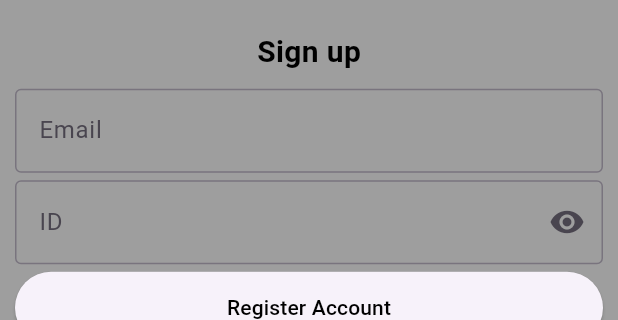
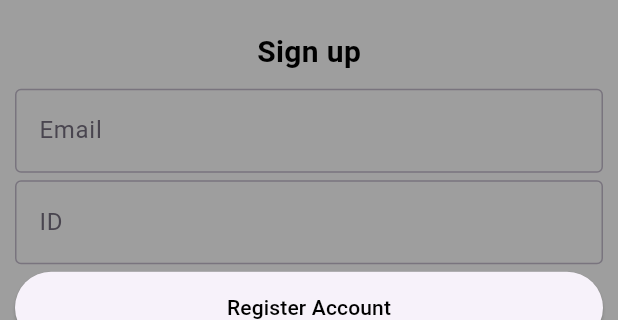
Before and after one commit to ZeekHoft/Student-Compas, a Flutter app: the screen it shows after launch, after a tap on "Register", on a phone screen of 412 x 824 dp, the part 464-784 px from its top. Run offline on Flutter 3.47's test engine with Material 3 defaults, Android fonts, the phone set to English and light mode, and no system bars; our stand-ins replace firebase_auth, firebase_core, firebase_remote_config, flutter_secure_storage, timeline_tile; missing offline and left inert: onesignal_flutter; accounts and stored records are empty.

Commit message:
changed the format in the calendar, made the imgs bigger in action button, took away the visibility in id number an added recognition in the homepage for cs compass and ternary vanguard as well as the name to Compass not compass

```diff
--- a/lib/controllers/actionbuttons.dart
+++ b/lib/controllers/actionbuttons.dart
@@ -28,7 +28,7 @@ class ActionButtons extends StatelessWidget {
               Padding(
                 padding: const EdgeInsets.all(8.0),
                 child: SizedBox(
-                  height: 110, //height of images
+                  height: 130, //height of images
                   child: ListView(
                     scrollDirection: Axis.horizontal,
                     children: [
@@ -87,7 +87,7 @@ class ActionButtons extends StatelessWidget {
               Padding(
                 padding: const EdgeInsets.all(8.0),
                 child: SizedBox(
-                  height: 110, //height of images
+                  height: 130, //height of images
                   child: ListView(
                     scrollDirection: Axis.horizontal,
                     children: [
@@ -172,7 +172,7 @@ class ActionButtons extends StatelessWidget {
               Padding(
                 padding: const EdgeInsets.all(8.0),
                 child: SizedBox(
-                  height: 110, //height of images
+                  height: 130, //height of images
                   child: ListView(
                     scrollDirection: Axis.horizontal,
                     children: [
--- a/lib/controllers/timeline.dart
+++ b/lib/controllers/timeline.dart
@@ -65,12 +65,13 @@ class Timeline extends StatelessWidget {
                 margin: const EdgeInsets.all(10),
                 child: Padding(
                   padding: const EdgeInsets.fromLTRB(16, 20, 16, 20),
+                  child: SizedBox(
                     child: Column(
                       crossAxisAlignment: CrossAxisAlignment.start,
                       children: [
                         Expanded(
                           child: Text(
-                          "${session.dayname} - ${session.dateStart.day.toString()}",
+                            "Date: ${session.dateStart.toString()}${session.dateEnd.toString()}",
                             style: const TextStyle(
                                 fontWeight: FontWeight.bold,
                                 color: Colors.black,
@@ -91,6 +92,7 @@ class Timeline extends StatelessWidget {
                 ),
               ),
             ),
+          ),
         );
       },
     );
--- a/lib/pages/calendar.dart
+++ b/lib/pages/calendar.dart
@@ -46,7 +46,7 @@ class _CalendarState extends State<Calendar> {
           valueListenable: notifierData,
           builder: (context, CalendarEvents? value, child) {
             if (value == null) {
-              return const Center(child: Text("Normal School Month"));
+              return const Center(child: Text("No events found"));
             }
 
             return Timeline(
--- a/lib/pages/login.dart
+++ b/lib/pages/login.dart
@@ -14,7 +14,6 @@ class Login extends StatefulWidget {
 
 class _LoginState extends State<Login> {
   final storage = const FlutterSecureStorage();
-  bool passwordVisible = false;
 
   Future<void> _saveEmail(String email) async {
     await storage.write(key: "email", value: email); //saves the inputed email
@@ -85,22 +84,11 @@ class _LoginState extends State<Login> {
                   height: 10.0,
                 ),
                 TextFormField(
-                    obscureText: passwordVisible,
                     inputFormatters: [LengthLimitingTextInputFormatter(10)],
                     controller: _idnumberCPUcontroller,
-                    decoration: InputDecoration(
-                      border: const OutlineInputBorder(),
-                      label: const Text("ID"),
-                      hintText: "Enter ID Number",
-                      suffixIcon: IconButton(
-                          onPressed: () {
-                            setState(() {
-                              passwordVisible = !passwordVisible;
-                            });
-                          },
-                          icon: Icon(passwordVisible
-                              ? Icons.visibility_off
-                              : Icons.visibility)),
+                    decoration: const InputDecoration(
+                      border: OutlineInputBorder(),
+                      label: Text("ID"),
                     ),
                     validator: (value) {
                       if (value == null || value.isEmpty) {
--- a/lib/pages/notif.dart
+++ b/lib/pages/notif.dart
@@ -92,7 +92,6 @@ class _NotificationsState extends State<Notifications> {
                                   Uri.parse(session.link.toString()), false),
                               child: Text(
                                 session.link.toString(),
-                                overflow: TextOverflow.clip,
                                 style: const TextStyle(
                                   decoration: TextDecoration.underline,
                                   decorationColor: Colors.white,
@@ -100,7 +99,6 @@ class _NotificationsState extends State<Notifications> {
                                   fontSize: 16.0,
                                   color: Colors.white,
                                 ),
-                                textAlign: TextAlign.start,
                               ),
                             ),
                           ),
--- a/lib/pages/signup.dart
+++ b/lib/pages/signup.dart
@@ -12,7 +12,6 @@ class Signup extends StatefulWidget {
 }
 
 class _SignupState extends State<Signup> {
-  bool passwordVisible = false;
   final TextEditingController _emailCPUcontroller = TextEditingController();
   final TextEditingController _idnumberCPUcontroller = TextEditingController();
 
@@ -71,24 +70,14 @@ class _SignupState extends State<Signup> {
                   height: 5.0,
                 ),
 
-                //password
+                //ID number
                 TextFormField(
-                    obscureText: passwordVisible,
                     inputFormatters: [LengthLimitingTextInputFormatter(10)],
                     controller: _idnumberCPUcontroller,
-                    decoration: InputDecoration(
-                      border: const OutlineInputBorder(),
-                      label: const Text("ID"),
+                    decoration: const InputDecoration(
+                      border: OutlineInputBorder(),
+                      label: Text("ID"),
                       hintText: "Enter ID Number",
-                      suffixIcon: IconButton(
-                          onPressed: () {
-                            setState(() {
-                              passwordVisible = !passwordVisible;
-                            });
-                          },
-                          icon: Icon(passwordVisible
-                              ? Icons.visibility_off
-                              : Icons.visibility)),
                     ),
                     validator: (value) {
                       if (value == null || value.isEmpty) {
```
Also changed, not shown: lib/announcement_format.json (+2 -22 lines), lib/calendar_controller/calendar_entity.dart (+9 -10 lines), lib/event_format.json (+42 -13 lines), lib/pages/home.dart (+16 -1 lines), 1 other file. Lines whose indentation alone changed are shown as unchanged.
